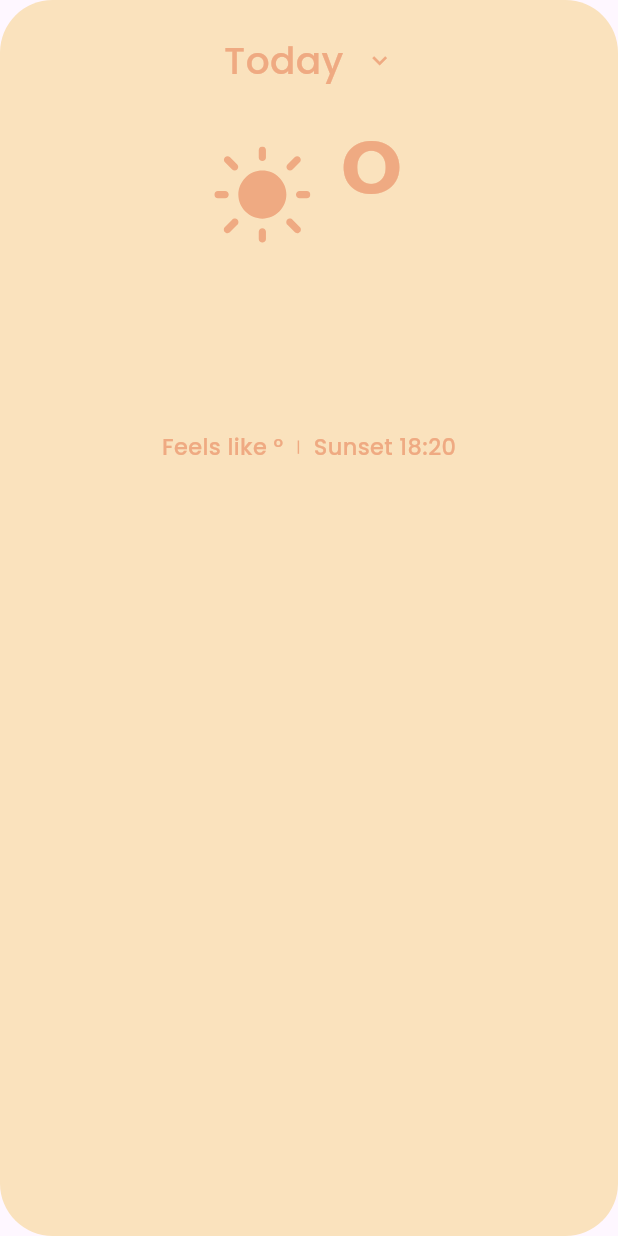
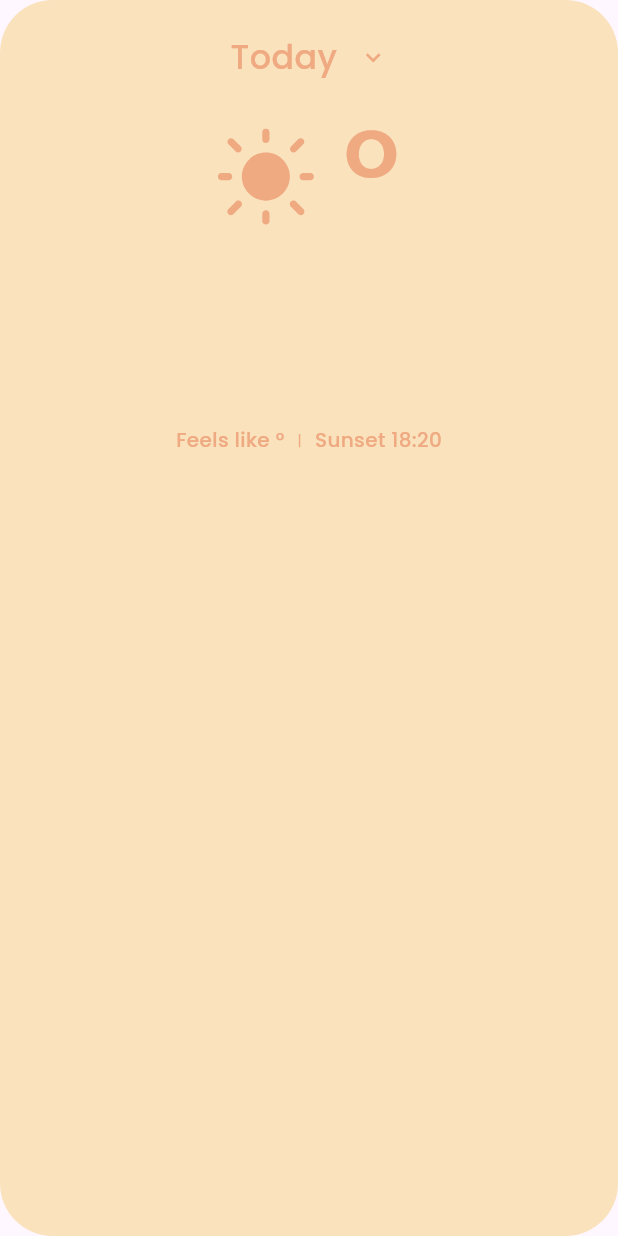
Before and after one commit to melihcakmak64/weather_app_flutter, a Flutter app: the MainWeatherCard widget shown alone on an empty page, opened directly with empty values, on a phone screen of 412 x 824 dp. Run offline on Flutter 3.47's test engine with Material 3 defaults, Android fonts, the phone set to English and light mode, and no system bars; our stand-ins replace flutter_riverpod, flutter_screenutil, flutter_svg, geocoding, geolocator.

Commit message:
font sized revised

```diff
--- a/lib/core/app_theme.dart
+++ b/lib/core/app_theme.dart
@@ -1,18 +1,19 @@
 import 'package:flutter/material.dart';
+import 'package:flutter_screenutil/flutter_screenutil.dart';
 
 final ThemeData appTheme = ThemeData(
   fontFamily: 'Poppins',
-  textTheme: const TextTheme(
-    displayLarge: TextStyle(fontSize: 32, fontWeight: FontWeight.bold),
-    displayMedium: TextStyle(fontSize: 28, fontWeight: FontWeight.bold),
-    headlineLarge: TextStyle(fontSize: 24, fontWeight: FontWeight.w600),
-    headlineMedium: TextStyle(fontSize: 20, fontWeight: FontWeight.w600),
-    titleLarge: TextStyle(fontSize: 18, fontWeight: FontWeight.w500),
-    titleMedium: TextStyle(fontSize: 16, fontWeight: FontWeight.w500),
-    bodyLarge: TextStyle(fontSize: 16, fontWeight: FontWeight.normal),
-    bodyMedium: TextStyle(fontSize: 14, fontWeight: FontWeight.normal),
-    labelLarge: TextStyle(fontSize: 14, fontWeight: FontWeight.w500),
-    labelMedium: TextStyle(fontSize: 12, fontWeight: FontWeight.w400),
+  textTheme: TextTheme(
+    displayLarge: TextStyle(fontSize: 32.sp, fontWeight: FontWeight.bold),
+    displayMedium: TextStyle(fontSize: 28.sp, fontWeight: FontWeight.bold),
+    headlineLarge: TextStyle(fontSize: 24.sp, fontWeight: FontWeight.w600),
+    headlineMedium: TextStyle(fontSize: 20.sp, fontWeight: FontWeight.w600),
+    titleLarge: TextStyle(fontSize: 18.sp, fontWeight: FontWeight.w500),
+    titleMedium: TextStyle(fontSize: 16.sp, fontWeight: FontWeight.w500),
+    bodyLarge: TextStyle(fontSize: 16.sp, fontWeight: FontWeight.normal),
+    bodyMedium: TextStyle(fontSize: 14.sp, fontWeight: FontWeight.normal),
+    labelLarge: TextStyle(fontSize: 14.sp, fontWeight: FontWeight.w500),
+    labelMedium: TextStyle(fontSize: 12.sp, fontWeight: FontWeight.w400),
   ),
 );
 
@@ -20,43 +21,43 @@ class AppTextStyles {
   static const String _font = 'Poppins';
   static const Color _color = Colors.white;
 
-  static const TextStyle medium25 = TextStyle(
-    fontSize: 25,
+  static TextStyle medium25 = TextStyle(
+    fontSize: 25.sp,
     fontWeight: FontWeight.w500,
     fontFamily: _font,
     color: _color,
   );
 
-  static const TextStyle medium100 = TextStyle(
-    fontSize: 100,
+  static TextStyle medium100 = TextStyle(
+    fontSize: 100.sp,
     fontWeight: FontWeight.w500,
     fontFamily: _font,
     color: _color,
   );
 
-  static const TextStyle semibold20 = TextStyle(
-    fontSize: 20,
+  static TextStyle semibold20 = TextStyle(
+    fontSize: 20.sp,
     fontWeight: FontWeight.w600,
     fontFamily: _font,
     color: _color,
   );
 
-  static const TextStyle medium15 = TextStyle(
-    fontSize: 15,
+  static TextStyle medium15 = TextStyle(
+    fontSize: 15.sp,
     fontWeight: FontWeight.w500,
     fontFamily: _font,
     color: _color,
   );
 
-  static const TextStyle regular15 = TextStyle(
-    fontSize: 15,
+  static TextStyle regular15 = TextStyle(
+    fontSize: 15.sp,
     fontWeight: FontWeight.w400,
     fontFamily: _font,
     color: _color,
   );
 
-  static const TextStyle semibold15 = TextStyle(
-    fontSize: 15,
+  static TextStyle semibold15 = TextStyle(
+    fontSize: 15.sp,
     fontWeight: FontWeight.w600,
     fontFamily: _font,
     color: _color,
--- a/lib/view/home_screen.dart
+++ b/lib/view/home_screen.dart
@@ -36,10 +36,7 @@ class WeatherHomePage extends ConsumerWidget {
             ),
             child: SafeArea(
               child: Padding(
-                padding: EdgeInsets.symmetric(
-                  vertical: 53.h,
-                  horizontal: 34.w,
-                ).copyWith(bottom: 0),
+                padding: EdgeInsets.symmetric(vertical: 53.h, horizontal: 34.w),
                 child: Column(
                   mainAxisAlignment: MainAxisAlignment.start,
                   children: [
@@ -169,7 +166,7 @@ class WeatherHomePage extends ConsumerWidget {
     return Column(
       crossAxisAlignment: CrossAxisAlignment.start,
       children: [
-        const Text('Random Text', style: AppTextStyles.semibold20),
+        Text('Random Text', style: AppTextStyles.semibold20),
         SizedBox(height: 10.h),
         Text(
           'Improve him believe opinion offered met and end cheered forbade. Friendly as stronger speedily by recurred. Son interest wandered sir addition end say. Manners beloved affixed picture men ask.',
--- a/lib/view/widgets/main_weather_card.dart
+++ b/lib/view/widgets/main_weather_card.dart
@@ -75,12 +75,15 @@ class MainWeatherCard extends StatelessWidget {
                   color: weather.textColor,
                 ),
               ),
+              SizedBox(height: 15.h),
               Text(
                 location,
                 style: AppTextStyles.medium15.copyWith(
                   color: weather.textColor,
                 ),
               ),
+              SizedBox(height: 15.h),
+
               Text(
                 date,
                 style: AppTextStyles.medium15.copyWith(
```
